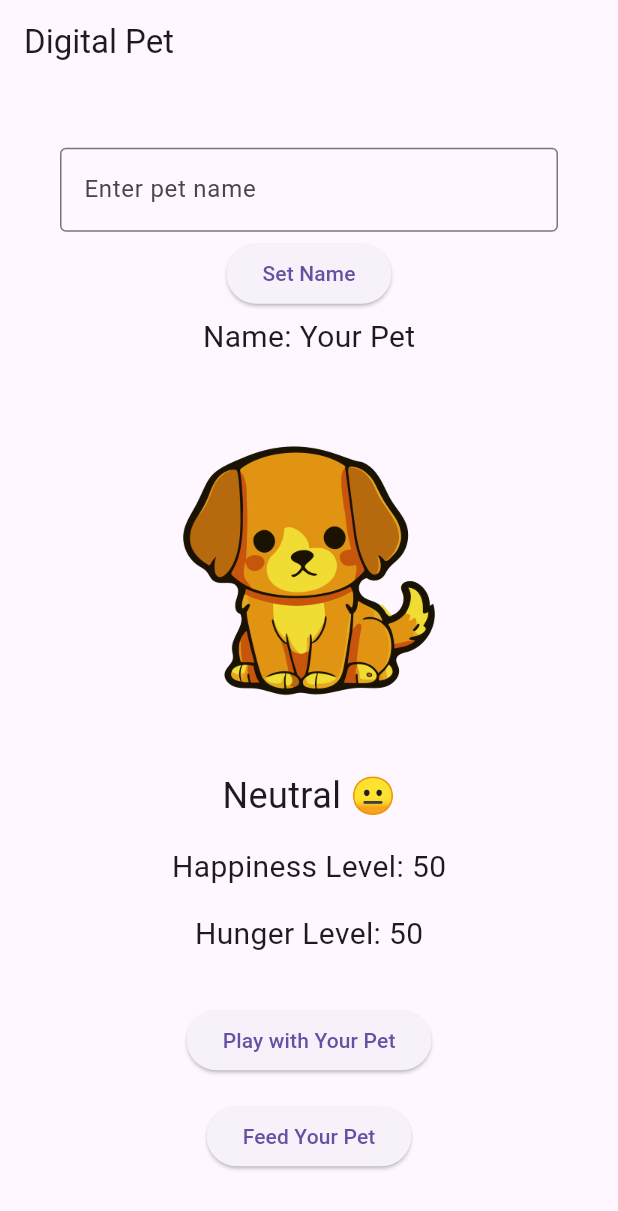
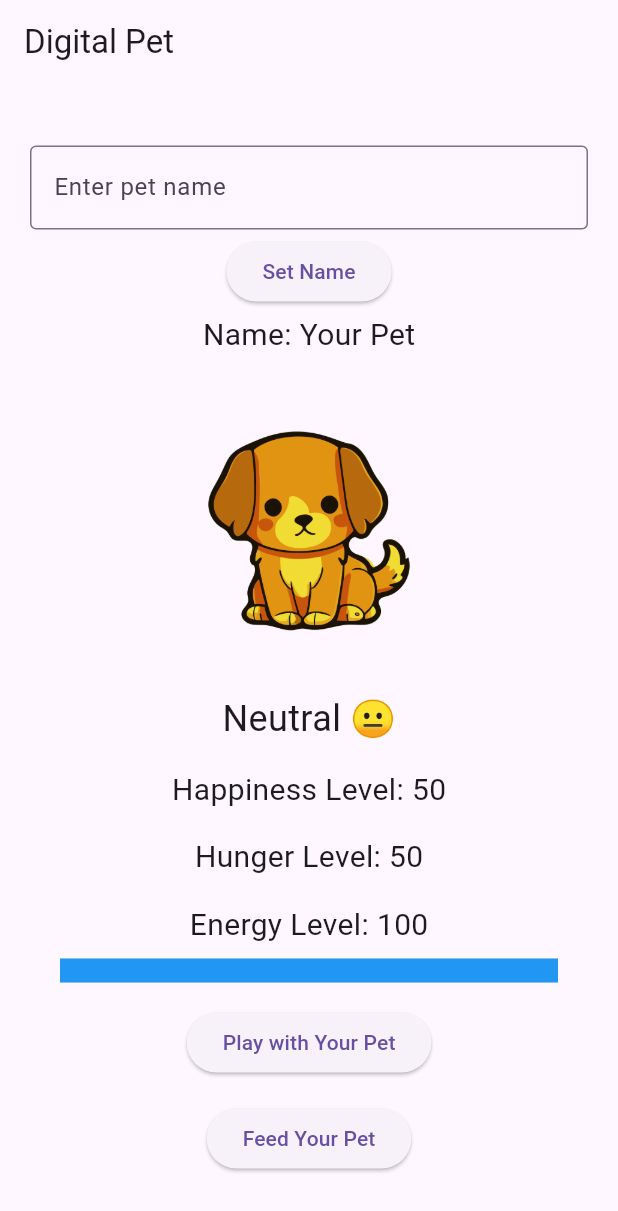
Before and after one commit to willmorgan11/act05, a Flutter app: the screen it shows after launch, on a phone screen of 412 x 824 dp. Shown: the top 1211 px of the screen. Run offline on Flutter 3.47's test engine with Material 3 defaults, Android fonts, the light colour scheme and no system bars.

Commit message:
Added energy bar and logic

```diff
--- a/lib/main.dart
+++ b/lib/main.dart
@@ -16,6 +16,7 @@ class _DigitalPetAppState extends State<DigitalPetApp> {
   String petName = "Your Pet";
   int happinessLevel = 50;
   int hungerLevel = 50;
+  int energyLevel = 100;
   // name input controller
   final TextEditingController _nameController = TextEditingController();
   // timers
@@ -85,6 +86,7 @@ class _DigitalPetAppState extends State<DigitalPetApp> {
   void _playWithPet() {
     setState(() {
       happinessLevel = (happinessLevel + 10).clamp(0, 100);
+      energyLevel = (energyLevel - 10).clamp(0, 100); // playing uses energy
       _updateHunger();
       _checkConditions();
     });
@@ -93,6 +95,7 @@ class _DigitalPetAppState extends State<DigitalPetApp> {
   void _feedPet() {
     setState(() {
       hungerLevel = (hungerLevel - 10).clamp(0, 100);
+      energyLevel = (energyLevel + 5).clamp(0, 100); // eating restores a little energy
       _updateHappiness();
       _checkConditions();
     });
@@ -148,7 +151,7 @@ class _DigitalPetAppState extends State<DigitalPetApp> {
                 fontWeight: FontWeight.bold)),
             // custom pet name
             Padding(
-              padding: EdgeInsets.symmetric(horizontal: 40.0),
+              padding: EdgeInsets.symmetric(horizontal: 20.0),
               child: TextField(
                 controller: _nameController,
                 decoration: InputDecoration(
@@ -173,8 +176,8 @@ class _DigitalPetAppState extends State<DigitalPetApp> {
               ),
               child: Image.asset(
                 'assets/image2.png',
-                width: 250,
-                height: 250,
+                width: 200,
+                height: 200,
               ),
             ),
             SizedBox(height: 8.0),
@@ -184,7 +187,23 @@ class _DigitalPetAppState extends State<DigitalPetApp> {
             Text('Happiness Level: $happinessLevel', style: TextStyle(fontSize: 20.0)),
             SizedBox(height: 16.0),
             Text('Hunger Level: $hungerLevel', style: TextStyle(fontSize: 20.0)),
-            SizedBox(height: 32.0),
+            SizedBox(height: 16.0),
+            Text('Energy Level: $energyLevel', style: TextStyle(fontSize: 20.0)),
+            SizedBox(height: 8.0),
+            Padding(
+              padding: EdgeInsets.symmetric(horizontal: 40.0),
+              child: LinearProgressIndicator(
+                value: energyLevel / 100,   // must be between 0.0 and 1.0
+                minHeight: 16,
+                backgroundColor: Colors.grey[300],
+                valueColor: AlwaysStoppedAnimation<Color>(
+                  energyLevel > 60 ? Colors.blue :
+                  energyLevel > 30 ? Colors.orange :
+                  Colors.red,
+                ),
+              ),
+            ),
+            SizedBox(height: 16.0),
             ElevatedButton(
               onPressed: _playWithPet,
               child: Text('Play with Your Pet'),
```
